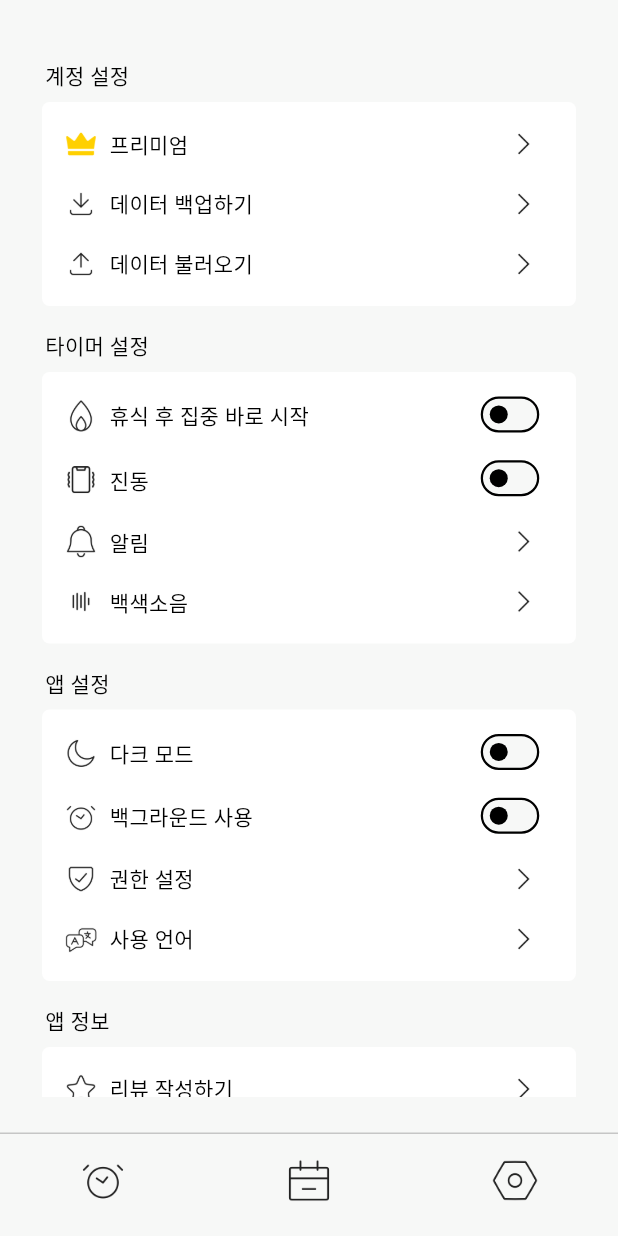
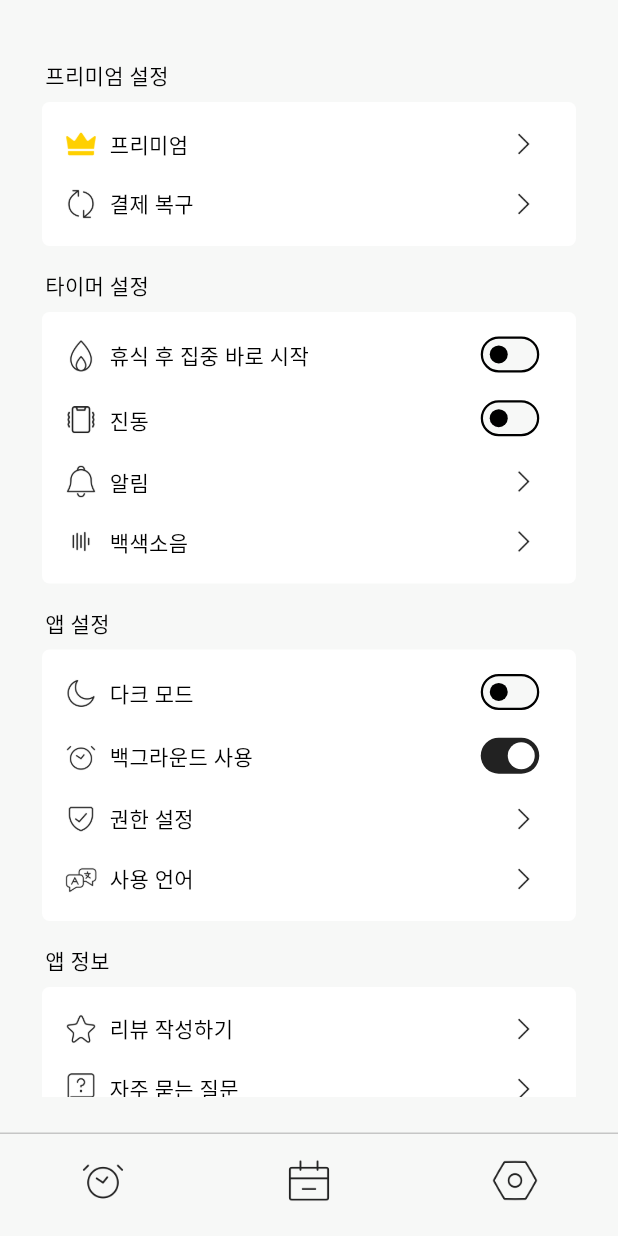
Before and after one commit to kmwh/pomoslime, a Flutter app: the screen it shows after launch, item 3 of the bottom bar chosen, on a phone screen of 412 x 824 dp. Run offline on Flutter 3.47's test engine with Material 3 defaults, Android fonts, the phone set to English and light mode, and no system bars; our stand-ins replace flutter_heatmap_calendar, hive, hive_flutter; accounts and stored records are empty.

Commit message:
FEAT: 로컬 데이터 저장 1차 구현

```diff
--- a/lib/data/user_data.dart
+++ /dev/null
@@ -1 +0,0 @@
-class UserData {}
--- /dev/null
+++ b/lib/model/user_settings_model.dart
@@ -0,0 +1,41 @@
+import 'package:hive/hive.dart';
+
+part 'user_settings_model.g.dart';
+
+@HiveType(typeId: 1)
+class UserSettingsModel extends HiveObject {
+  @HiveField(0)
+  bool premium;
+
+  @HiveField(1)
+  bool vibration;
+
+  @HiveField(2)
+  int notificationIndex;
+
+  @HiveField(3)
+  int whiteNoiseIndex;
+
+  @HiveField(4)
+  bool darkMode;
+
+  @HiveField(5)
+  bool backgroundUsage;
+
+  @HiveField(6)
+  String language;
+
+  @HiveField(7)
+  bool focusImmediately;
+
+  UserSettingsModel({
+    required this.premium,
+    required this.vibration,
+    required this.notificationIndex,
+    required this.whiteNoiseIndex,
+    required this.darkMode,
+    required this.backgroundUsage,
+    required this.language,
+    required this.focusImmediately,
+  });
+}
--- /dev/null
+++ b/lib/provider/theme_provider.dart
@@ -0,0 +1,44 @@
+import 'package:flutter/material.dart';
+import 'package:pomoslime/model/user_settings_model.dart';
+
+class ThemeProvider with ChangeNotifier {
+  late ThemeData _themeData;
+
+  ThemeProvider(bool darkMode) {
+    _themeData = darkMode ? _darkTheme() : _lightTheme();
+  }
+
+  ThemeData get themeData => _themeData;
+
+  void toggleTheme(UserSettingsModel userSettings) {
+    userSettings.darkMode = !userSettings.darkMode;
+    userSettings.save();
+
+    _themeData = userSettings.darkMode ? _darkTheme() : _lightTheme();
+    notifyListeners();
+  }
+
+  ThemeData _darkTheme() {
+    return ThemeData(
+      brightness: Brightness.dark,
+      colorScheme: const ColorScheme.dark(
+        surface: Colors.black,
+        surfaceBright: Color(0xFF111111),
+        surfaceContainerLowest: Color.fromRGBO(255, 255, 255, 0.2),
+        primary: Color(0xFFFFFFFF),
+      ),
+    );
+  }
+
+  ThemeData _lightTheme() {
+    return ThemeData(
+      brightness: Brightness.light,
+      colorScheme: const ColorScheme.light(
+        surface: Color(0xFFF7F8F7),
+        surfaceBright: Colors.white,
+        surfaceContainerLowest: Color.fromRGBO(0, 0, 0, 0.2),
+        primary: Color(0xFF222222),
+      ),
+    );
+  }
+}
--- a/lib/screens/setting_screen.dart
+++ b/lib/screens/setting_screen.dart
@@ -1,5 +1,6 @@
 import 'package:flutter/material.dart';
-import 'package:pomoslime/theme/theme_provider.dart';
+import 'package:pomoslime/model/user_settings_model.dart';
+import 'package:pomoslime/provider/theme_provider.dart';
 import 'package:pomoslime/widgets/setting/notification_menu.dart';
 import 'package:pomoslime/widgets/setting/setting_item_popup.dart';
 import 'package:pomoslime/widgets/setting/setting_item_switch.dart';
@@ -14,34 +15,33 @@ class SettingScreen extends StatefulWidget {
 }
 
 class _SettingScreenState extends State<SettingScreen> {
-  bool startImmediately = false;
-  bool vibration = false;
-  bool darkMode = false;
-  bool backgroundUse = false;
-  bool verified = false;
+  late UserSettingsModel _userSettings;
 
-  void setStartImmediately(bool value) {
-    setState(() {
-      startImmediately = value;
-    });
+  @override
+  void initState() {
+    super.initState();
+    _userSettings = Provider.of<UserSettingsModel>(context, listen: false);
   }
 
-  void setVibration(bool value) {
+  // 각각의 설정마다 provider를 만드는 게 정석인 것 같기도 한데, 여기선 그냥 setState로 처리
+  void _updateSetting(String key, bool value) {
     setState(() {
-      vibration = value;
-    });
-  }
-
-  void setDarkMode(bool value) {
-    setState(() {
-      darkMode = value;
-      Provider.of<ThemeProvider>(context, listen: false).toggleTheme();
-    });
-  }
-
-  void setBackgroundUse(bool value) {
-    setState(() {
-      backgroundUse = value;
+      switch (key) {
+        case 'focusImmediately':
+          _userSettings.focusImmediately = value;
+          break;
+        case 'vibration':
+          _userSettings.vibration = value;
+          break;
+        case 'darkMode':
+          Provider.of<ThemeProvider>(context, listen: false)
+              .toggleTheme(_userSettings);
+          break;
+        case 'backgroundUsage':
+          _userSettings.backgroundUsage = value;
+          break;
+      }
+      _userSettings.save();
     });
   }
 
@@ -57,7 +57,7 @@ class _SettingScreenState extends State<SettingScreen> {
           crossAxisAlignment: CrossAxisAlignment.start,
           children: [
             SettingMenu(
-              title: "계정 설정",
+              title: "프리미엄 설정",
               children: [
                 SettingItemPopup(
                   icon: "assets/images/crown.png",
@@ -66,13 +66,8 @@ class _SettingScreenState extends State<SettingScreen> {
                   isCrown: true,
                 ),
                 SettingItemPopup(
-                  icon: "assets/images/download.png",
-                  text: "데이터 백업하기",
-                  func: () {},
-                ),
-                SettingItemPopup(
-                  icon: "assets/images/upload.png",
-                  text: "데이터 불러오기",
+                  icon: "assets/images/refresh.png",
+                  text: "결제 복구",
                   func: () {},
                 ),
               ],
@@ -81,16 +76,20 @@ class _SettingScreenState extends State<SettingScreen> {
               title: "타이머 설정",
               children: [
                 SettingItemSwitch(
-                  initialValue: startImmediately,
+                  initialValue: _userSettings.focusImmediately,
                   icon: "assets/images/fire.png",
                   text: "휴식 후 집중 바로 시작",
-                  onChanged: setStartImmediately,
+                  onChanged: (value) {
+                    _updateSetting('focusImmediately', value);
+                  },
                 ),
                 SettingItemSwitch(
-                  initialValue: vibration,
+                  initialValue: _userSettings.vibration,
                   icon: "assets/images/vibration.png",
                   text: "진동",
-                  onChanged: setVibration,
+                  onChanged: (value) {
+                    _updateSetting('vibration', value);
+                  },
                 ),
                 SettingItemPopup(
                   icon: "assets/images/notification.png",
@@ -108,16 +107,20 @@ class _SettingScreenState extends State<SettingScreen> {
               title: "앱 설정",
               children: [
                 SettingItemSwitch(
-                  initialValue: darkMode,
+                  initialValue: _userSettings.darkMode,
                   icon: "assets/images/moon.png",
                   text: "다크 모드",
-                  onChanged: setDarkMode,
+                  onChanged: (value) {
+                    _updateSetting('darkMode', value);
+                  },
                 ),
                 SettingItemSwitch(
-                  initialValue: backgroundUse,
+                  initialValue: _userSettings.backgroundUsage,
                   icon: "assets/images/timer.png",
                   text: "백그라운드 사용",
-                  onChanged: setBackgroundUse,
+                  onChanged: (value) {
+                    _updateSetting('backgroundUsage', value);
+                  },
                 ),
                 SettingItemPopup(
                   icon: "assets/images/security.png",
--- a/lib/theme/theme.dart
+++ /dev/null
@@ -1,21 +0,0 @@
-import 'package:flutter/material.dart';
-
-ThemeData lightMode = ThemeData(
-  brightness: Brightness.light,
-  colorScheme: const ColorScheme.light(
-    surface: Color(0xFFF7F8F7),
-    surfaceBright: Colors.white,
-    surfaceContainerLowest: Color.fromRGBO(0, 0, 0, 0.2),
-    primary: Color(0xFF222222),
-  ),
-);
-
-ThemeData darkMode = ThemeData(
-  brightness: Brightness.dark,
-  colorScheme: const ColorScheme.dark(
-    surface: Colors.black,
-    surfaceBright: Color(0xFF111111),
-    surfaceContainerLowest: Color.fromRGBO(255, 255, 255, 0.2),
-    primary: Color(0xFFFFFFFF),
-  ),
-);
--- a/pubspec.yaml
+++ b/pubspec.yaml
@@ -13,11 +13,15 @@ dependencies:
     cupertino_icons: ^1.0.6
     flutter_heatmap_calendar: ^1.0.5
     provider: ^6.1.2
+    hive: ^2.2.3
+    hive_flutter: ^1.1.0
 
 dev_dependencies:
     flutter_test:
         sdk: flutter
     flutter_lints: ^3.0.0
+    hive_generator: ^2.0.1
+    build_runner: ^2.4.9
 
 flutter:
     uses-material-design: true
```
Also changed, not shown: lib/main.dart (+40 -4 lines), lib/model/focus_time_model.dart (added, +17 -0 lines), lib/screens/calender_screen.dart (+29 -5 lines), lib/theme/theme_provider.dart (deleted, +0 -22 lines), assets/images/refresh.png (added), lib/model/focus_time_model.g.dart (added), lib/model/user_settings_model.g.dart (added), pubspec.lock, 1 other file.
